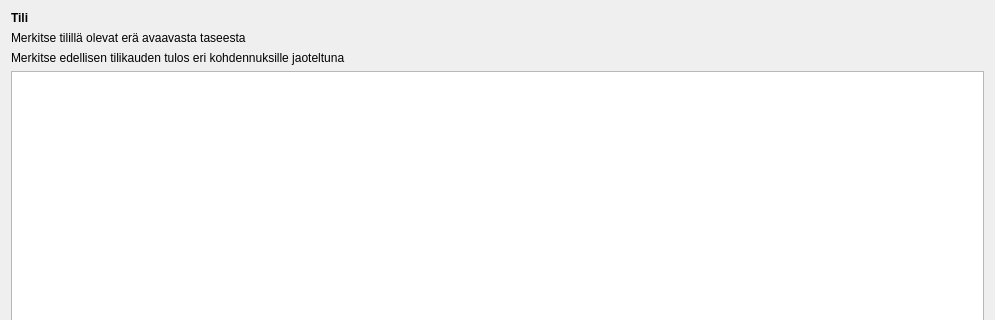
The window that kitsas/maaritys/avauseradlg.ui (artoh/kitupiikki) describes before a commit, drawn with Qt 5; both pictures show x 0 to 995 and y 0 to 320 of the 995 by 475 pixel window.
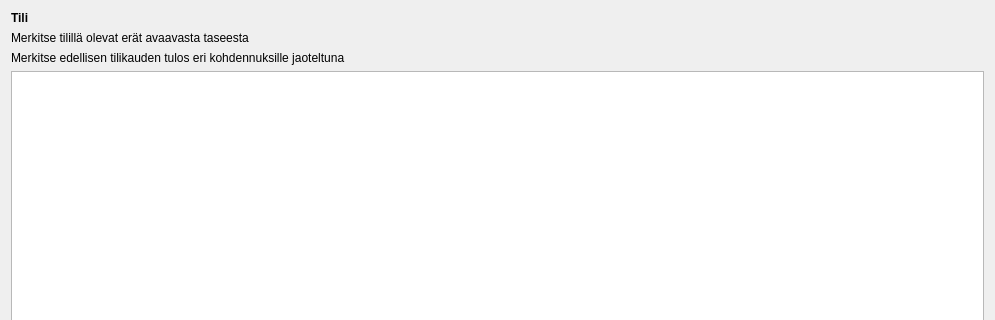
The same window after the commit.

The edit to the form file:
```diff
--- a/kitsas/maaritys/avauseradlg.ui
+++ b/kitsas/maaritys/avauseradlg.ui
@@ -30,7 +30,7 @@
    <item>
     <widget class="QLabel" name="eraLabel">
      <property name="text">
-      <string>&lt;html&gt;&lt;head/&gt;&lt;body&gt;&lt;p&gt;Merkitse tilillä olevat erä avaavasta taseesta&lt;/p&gt;&lt;/body&gt;&lt;/html&gt;</string>
+      <string>Merkitse tilillä olevat erät avaavasta taseesta</string>
      </property>
      <property name="wordWrap">
       <bool>true</bool>
```
Left out of the diff: 2 changed lines with no effect on the pictures.
